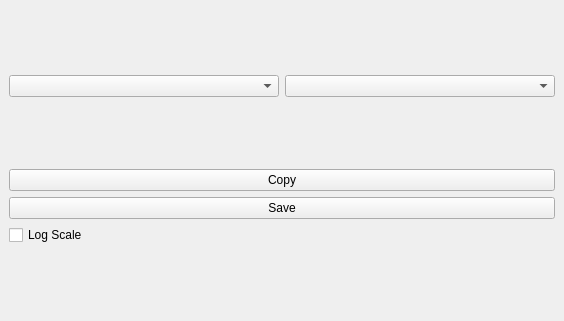
The window that qgisSpectre_dockwidget_base.ui (sickel/qgisSpectre) describes before a commit, drawn with Qt 5.
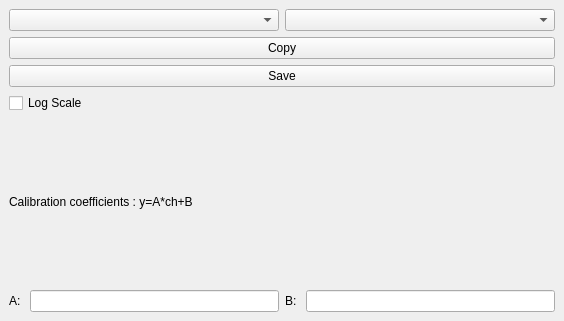
The same window after the commit. Custom widgets are drawn as their Qt base class.

Commit message: Fields for calibration coefficients

The edit to the form file:
```diff
--- a/qgisSpectre_dockwidget_base.ui
+++ b/qgisSpectre_dockwidget_base.ui
@@ -56,6 +56,42 @@
           </property>
          </widget>
         </item>
+        <item>
+            <widget class="QLabel" name="label">
+            <property name="text">
+                <string>Calibration coefficients : y=A*ch+B</string>
+            </property>
+            </widget>
+    
+        </item>
+        <item>
+        <layout class="QHBoxLayout" name="hlMain">
+            <item>
+            <widget class="QLabel" name="label">
+            <property name="text">
+                <string>A: </string>
+            </property>
+            </widget>
+    
+        </item>
+        <item>
+                <widget class="QLineEdit" name="leA">
+            </widget>
+            </item>
+            <item>
+            <widget class="QLabel" name="label">
+            <property name="text">
+                <string>B: </string>
+            </property>
+            </widget>
+    
+        </item>
+            <item>
+                <widget class="QLineEdit" name="leB">
+            </widget>
+            </item>
+        </layout>
+        </item>
        </layout>
       </item>
      </layout>
```
The commit also changes 1 other file.
